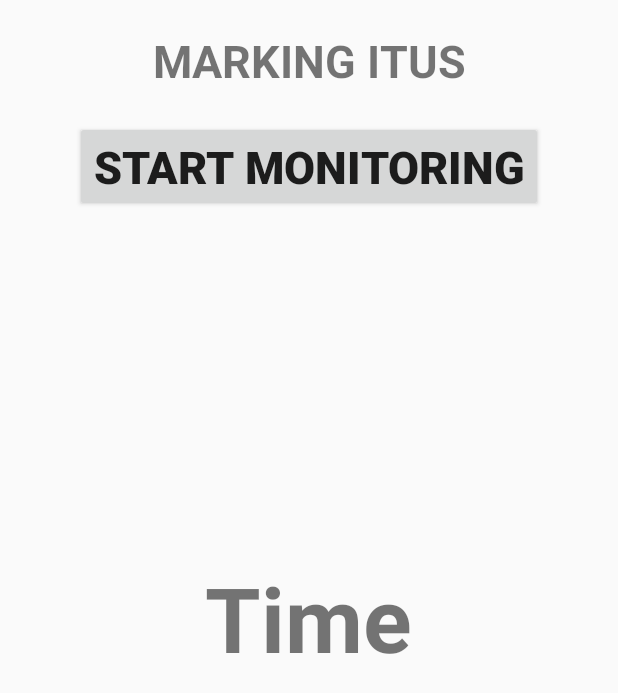
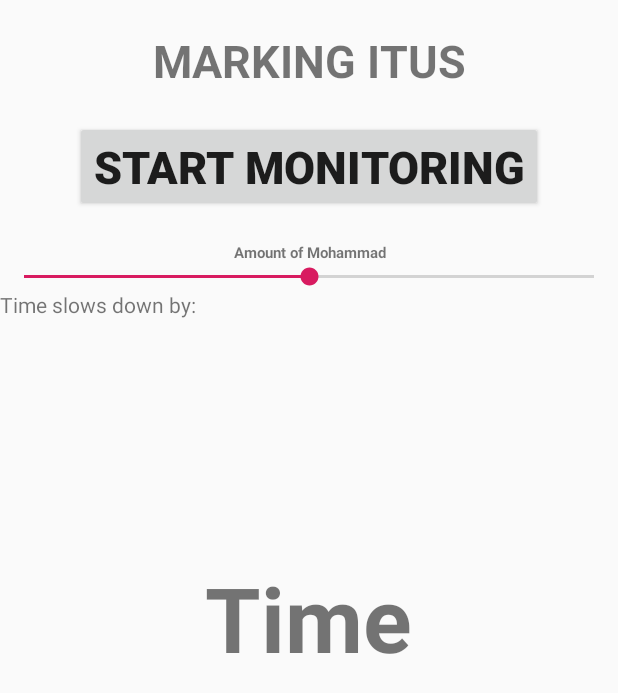
Before and after one commit to jatpintu/ParticleTest2, an Android app: the layout activity_main.xml on its own in the app's theme, with its tools: preview values and no code run, on a phone screen of 412 x 824 dp. Shown: the top 693 px of the screen. Run offline under Robolectric (Android 15) with nearby library versions, the light colour scheme and no system bars.

Commit message:
harware file

```diff
--- a/app/src/main/res/layout/activity_main.xml
+++ b/app/src/main/res/layout/activity_main.xml
@@ -29,6 +29,41 @@
         android:paddingBottom="10dp"
         />
     <TextView
+        android:id="@+id/mohammadLabel"
+        android:layout_width="match_parent"
+        android:layout_height="wrap_content"
+        android:textAlignment="center"
+        android:text="Amount of Mohammad"
+        android:textSize="10dp"
+        android:textStyle="bold"
+        android:layout_below="@id/startButton"
+        android:layout_marginTop="20dp"
+        />
+    <SeekBar
+        android:id="@+id/seekBar"
+        android:max="100"
+        android:progress="50"
+        android:layout_width="match_parent"
+        android:layout_height="wrap_content"
+        android:layout_below="@id/mohammadLabel"/>
+
+    <TextView
+        android:id="@+id/timeLabelMohammad"
+        android:layout_width="wrap_content"
+        android:layout_height="wrap_content"
+        android:text="Time slows down by:"
+        android:layout_below="@id/seekBar"
+        />
+    <TextView
+        android:id="@+id/scrollTime"
+        android:layout_width="wrap_content"
+        android:layout_height="wrap_content"
+        android:layout_below="@id/seekBar"
+        android:layout_toRightOf="@id/timeLabelMohammad"
+        />
+
+
+    <TextView
         android:id="@+id/timerText"
         android:layout_width="wrap_content"
         android:layout_height="wrap_content"
```
Also changed, not shown: 1 other file.
